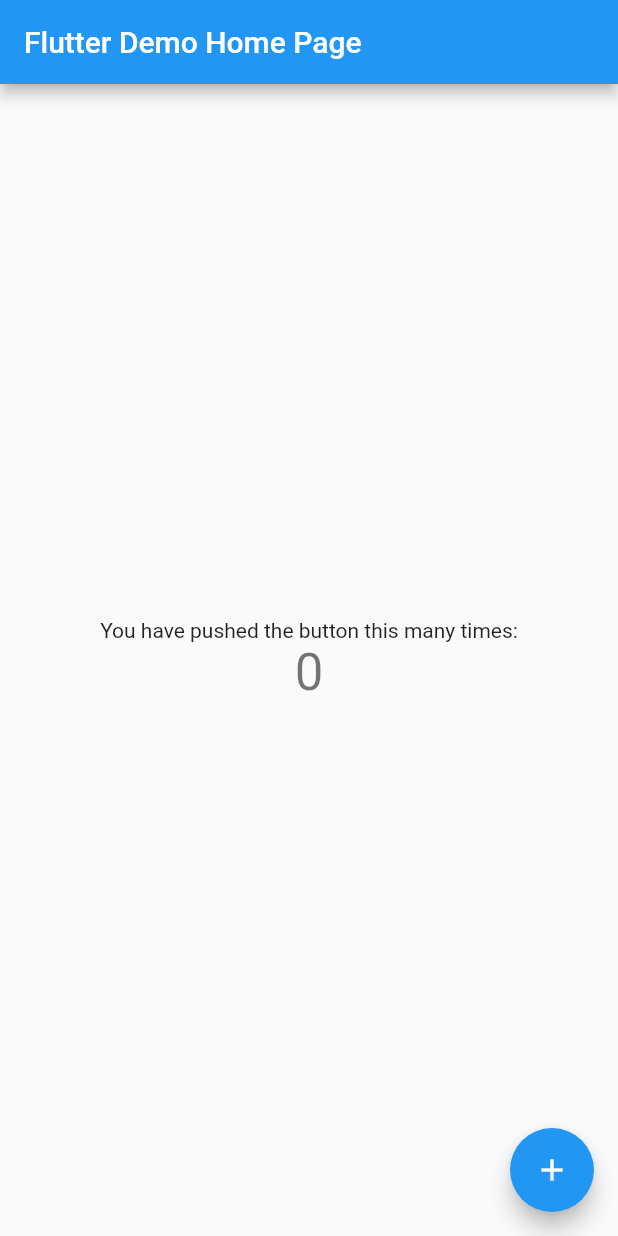
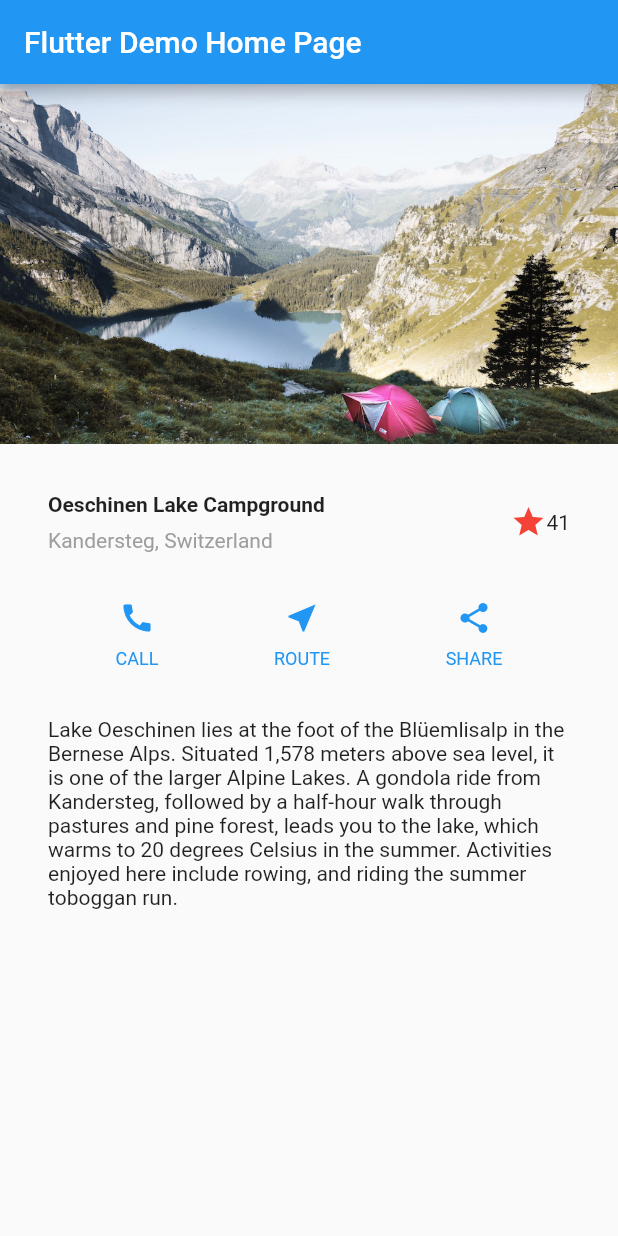
Before and after one commit to neopjm109/FlutterTest, a Flutter app: the screen it shows after launch, on a phone screen of 412 x 824 dp. Run offline on Flutter 3.47's test engine with Material 2 defaults, Android fonts, the phone set to English and light mode, and no system bars.

Commit message:
튜토리얼 따라하기

```diff
--- a/lib/main.dart
+++ b/lib/main.dart
@@ -13,7 +13,7 @@ class MyApp extends StatelessWidget {
         primarySwatch: Colors.blue,
         visualDensity: VisualDensity.adaptivePlatformDensity,
       ),
-      home: MyHomePage(title: 'Flutter Demo Home Page'),
+      home: MyLayoutTest(title: 'Flutter Demo Home Page'),
     );
   }
 }
@@ -64,3 +64,123 @@ class _MyHomePageState extends State<MyHomePage> {
     );
   }
 }
+
+
+class MyLayoutTest extends StatefulWidget {
+  MyLayoutTest({Key key, this.title}) : super(key: key);
+
+  final String title;
+
+  @override
+  _MyLayoutTestState createState() => _MyLayoutTestState();
+}
+
+class _MyLayoutTestState extends State<MyLayoutTest> {
+  Column _buildButtonColumn(Color color, IconData icon, String label) {
+    return Column(
+      mainAxisSize: MainAxisSize.min,
+      mainAxisAlignment: MainAxisAlignment.center,
+      children: [
+        Icon(icon, color: color),
+        Container(
+          margin: const EdgeInsets.only(top: 8),
+          child: Text(
+            label,
+            style: TextStyle(
+              fontSize: 12,
+              fontWeight: FontWeight.w400,
+              color: color,
+            ),
+          ),
+        ),
+      ],
+    );
+  }
+
+  @override
+  Widget build(BuildContext context) {
+    Widget titleSection = Container(
+      padding: const EdgeInsets.all(32),
+      child: Row(
+        children: [
+          Expanded(
+            /*1*/
+            child: Column(
+              crossAxisAlignment: CrossAxisAlignment.start,
+              children: [
+                /*2*/
+                Container(
+                  padding: const EdgeInsets.only(bottom: 8),
+                  child: Text(
+                    'Oeschinen Lake Campground',
+                    style: TextStyle(
+                      fontWeight: FontWeight.bold,
+                    ),
+                  ),
+                ),
+                Text(
+                  'Kandersteg, Switzerland',
+                  style: TextStyle(
+                    color: Colors.grey[500],
+                  ),
+                ),
+              ],
+            ),
+          ),
+          /*3*/
+          Icon(
+            Icons.star,
+            color: Colors.red[500],
+          ),
+          Text('41'),
+        ],
+      ),
+    );
+
+
+    Color color = Theme.of(context).primaryColor;
+
+    Widget buttonSection = Container(
+      child: Row(
+        mainAxisAlignment: MainAxisAlignment.spaceEvenly,
+        children: [
+          _buildButtonColumn(color, Icons.call, 'CALL'),
+          _buildButtonColumn(color, Icons.near_me, 'ROUTE'),
+          _buildButtonColumn(color, Icons.share, 'SHARE'),
+        ],
+      ),
+    );
+
+    Widget textSection = Container(
+      padding: const EdgeInsets.all(32),
+      child: Text(
+        'Lake Oeschinen lies at the foot of the Blüemlisalp in the Bernese '
+            'Alps. Situated 1,578 meters above sea level, it is one of the '
+            'larger Alpine Lakes. A gondola ride from Kandersteg, followed by a '
+            'half-hour walk through pastures and pine forest, leads you to the '
+            'lake, which warms to 20 degrees Celsius in the summer. Activities '
+            'enjoyed here include rowing, and riding the summer toboggan run.',
+        softWrap: true,
+      ),
+    );
+
+    return Scaffold(
+      appBar: AppBar(
+        title: Text(widget.title),
+      ),
+      body: ListView(
+        children: [
+          Image.asset(
+            'images/lake.jpg',
+            width:600,
+            height: 240,
+            fit: BoxFit.cover
+          ),
+          titleSection,
+          buttonSection,
+          textSection
+        ]
+      )
+    );
+  }
+}
--- a/pubspec.yaml
+++ b/pubspec.yaml
@@ -45,8 +45,8 @@ flutter:
   uses-material-design: true
 
   # To add assets to your application, add an assets section, like this:
-  # assets:
-  #   - images/a_dot_burr.jpeg
+  assets:
+    - images/lake.jpg
   #   - images/a_dot_ham.jpeg
 
   # An image asset can refer to one or more resolution-specific "variants", see
```
Also changed, not shown: images/lake.jpg (added).
